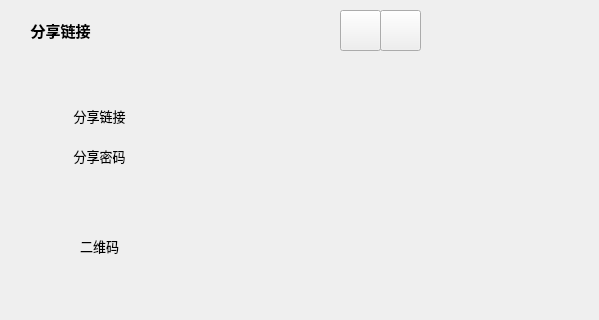
Old version of the form qt/UI/share_link.ui in the repository entropy2333/MyCloud; both pictures show x 0 to 599 and y 0 to 320 of the 599 by 481 pixel window.
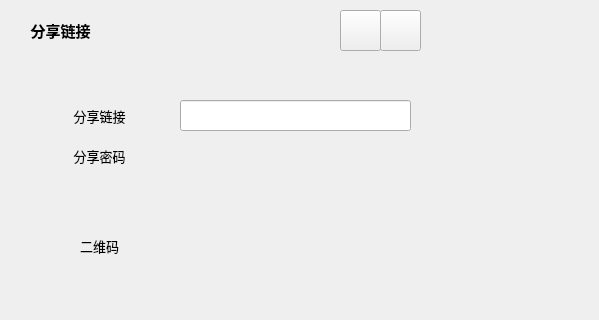
New version of the form.

The edit to the form file:
```diff
--- a/qt/UI/share_link.ui
+++ b/qt/UI/share_link.ui
@@ -120,28 +120,6 @@
       </property>
      </widget>
     </widget>
-    <widget class="QLabel" name="link_label">
-     <property name="geometry">
-      <rect>
-       <x>170</x>
-       <y>50</y>
-       <width>231</width>
-       <height>31</height>
-      </rect>
-     </property>
-     <property name="font">
-      <font>
-       <family>幼圆</family>
-       <pointsize>10</pointsize>
-      </font>
-     </property>
-     <property name="text">
-      <string/>
-     </property>
-     <property name="alignment">
-      <set>Qt::AlignLeading|Qt::AlignLeft|Qt::AlignVCenter</set>
-     </property>
-    </widget>
     <widget class="QLabel" name="pwd_label">
      <property name="geometry">
       <rect>
@@ -186,6 +164,16 @@
       <set>Qt::AlignCenter</set>
      </property>
     </widget>
+    <widget class="QLineEdit" name="link_label">
+     <property name="geometry">
+      <rect>
+       <x>170</x>
+       <y>50</y>
+       <width>231</width>
+       <height>31</height>
+      </rect>
+     </property>
+    </widget>
     <zorder>widget_2</zorder>
     <zorder>pushButton_2</zorder>
     <zorder>link_label</zorder>
```
Left out of the diff: 2 changed lines with no effect on the pictures.
